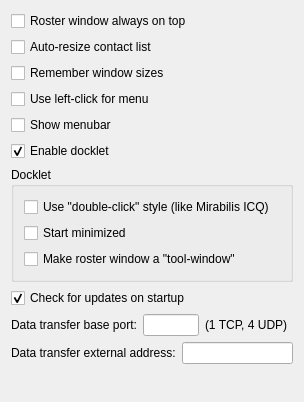
This is src/options/opt_application.ui in psi-im/psi as Qt 5 draws it before an edit. The edited form follows.
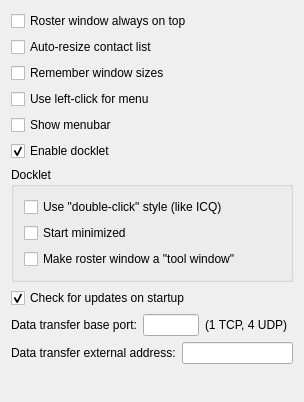
This is the edited form.

What changed in the file:
```diff
--- a/src/options/opt_application.ui
+++ b/src/options/opt_application.ui
@@ -85,7 +85,7 @@
       <item>
        <widget class="QCheckBox" name="ck_dockDCstyle" >
         <property name="text" >
-         <string>Use "double-click" style (like Mirabilis ICQ)</string>
+         <string>Use "double-click" style (like ICQ)</string>
         </property>
        </widget>
       </item>
@@ -99,7 +99,7 @@
       <item>
        <widget class="QCheckBox" name="ck_dockToolMW" >
         <property name="text" >
-         <string>Make roster window a "tool-window"</string>
+         <string>Make roster window a "tool window"</string>
         </property>
        </widget>
       </item>
```
